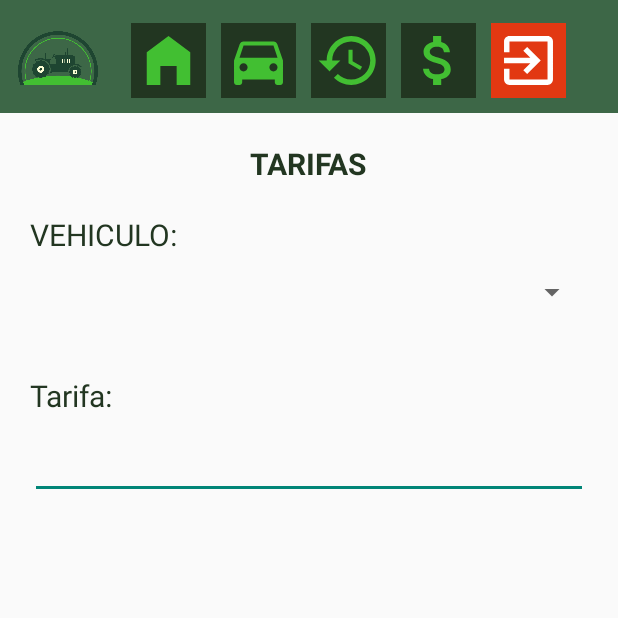
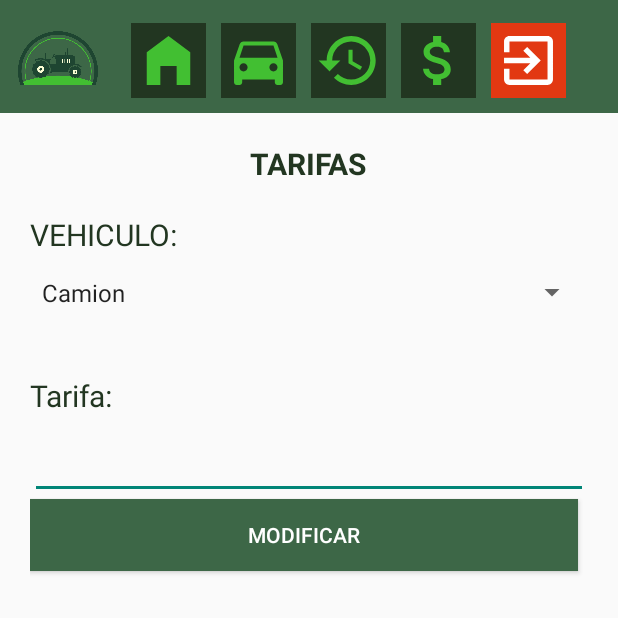
Before and after one commit to jptapasco/Parqueadero, an Android app: the Tarifas screen opened directly, with no data from a screen before it, on a phone screen of 412 x 824 dp, the top half of it. Run offline under Robolectric (Android 15) with nearby library versions, the phone set to English and light mode, and no system bars; our stand-ins replace Volley; network calls fail.

Commit message:
Tarifa Ok

```diff
--- a/04-AppMovil/Parqueadero/app/src/main/java/com/example/parqueadero/vendedor/Tarifas.java
+++ b/04-AppMovil/Parqueadero/app/src/main/java/com/example/parqueadero/vendedor/Tarifas.java
@@ -7,7 +7,11 @@ import androidx.recyclerview.widget.RecyclerView;
 import android.content.Intent;
 import android.os.Bundle;
 import android.view.View;
+import android.widget.AdapterView;
+import android.widget.ArrayAdapter;
+import android.widget.EditText;
 import android.widget.ImageView;
+import android.widget.Spinner;
 import android.widget.Toast;
 
 import com.android.volley.Request;
@@ -37,6 +41,8 @@ public class Tarifas extends AppCompatActivity {
     List<Tarifa> listaTarifa;
     RecyclerView recyclerView;
     TarifaAdapter adapter;
+    EditText campoEditTarifa;
+    Spinner spinnerTarifa;
     @Override
     protected void onCreate(Bundle savedInstanceState) {
         super.onCreate(savedInstanceState);
@@ -44,6 +50,16 @@ public class Tarifas extends AppCompatActivity {
 
         dataConfig = new Config(getApplicationContext());
         recyclerView = findViewById(R.id.recyclerTarifa);
+        spinnerTarifa = findViewById(R.id.spinnerTarifa);
+        campoEditTarifa = findViewById(R.id.campoEditTarifa);
+        String[] opciones = getResources().getStringArray(R.array.opciones_tarifa);
+
+        // Crear un adaptador para el spinner
+        ArrayAdapter<String> adapter = new ArrayAdapter<>(this, android.R.layout.simple_spinner_item, opciones);
+        // Especificar el diseño del dropdown
+        adapter.setDropDownViewResource(android.R.layout.simple_spinner_dropdown_item);
+        // Configurar el adaptador en el spinner
+        spinnerTarifa.setAdapter(adapter);
 
         ImageView btnParqueaderoV = findViewById(R.id.btnParqueaderoV);
         ImageView btnEntrada = findViewById(R.id.btnEntradaV);
@@ -87,7 +103,52 @@ public class Tarifas extends AppCompatActivity {
     protected void onResume() {
         super.onResume();
         apiObtenerTarifa();
+        clickEnSpinner();
     }
+
+    public void  clickEnSpinner(){
+        spinnerTarifa.setOnItemSelectedListener(new AdapterView.OnItemSelectedListener() {
+            @Override
+            public void onItemSelected(AdapterView<?> parentView, View selectedItemView, int position, long id) {
+
+                String opcionSeleccionada = (String) parentView.getItemAtPosition(position);
+                System.out.println("opcion elejida:" + opcionSeleccionada);
+                apiSetCampoTarifa(opcionSeleccionada);
+            }
+
+            @Override
+            public void onNothingSelected(AdapterView<?> parentView) {
+                Toast.makeText(getApplicationContext(), "Ninguna Opcion Seleccionada", Toast.LENGTH_SHORT).show();
+            }
+        });
+    }
+
+    public void apiSetCampoTarifa(String opcionElejida){
+        RequestQueue queue = Volley.newRequestQueue(getApplicationContext());
+        String url = dataConfig.getEndPoint("/API-tarifas/obtenerTarifa.php?tipo_vehiculo="+opcionElejida);
+        StringRequest solicitud = new StringRequest(Request.Method.GET, url, new Response.Listener<String>() {
+            @Override
+            public void onResponse(String response) {
+                try {
+                    JSONObject respuesta = new JSONObject(response);
+                    String temporal = respuesta.getString("tarifa");
+                    campoEditTarifa.setText(temporal);
+                } catch (JSONException e) {
+                    System.out.println("El servidor GET responde con error");
+                    System.out.println(e.getMessage());
+                    Toast.makeText(getApplicationContext(), "Error en datos del servidor: " + e.getMessage(), Toast.LENGTH_LONG).show();
+                }
+            }
+        }, new Response.ErrorListener() {
+            @Override
+            public void onErrorResponse(VolleyError error) {
+                System.out.println("El servidor GET responde con un error");
+                System.out.println(error.getMessage());
+            }
+        });
+        queue.add(solicitud);
+    }
+
 
     public void apiObtenerTarifa(){
         RequestQueue queue = Volley.newRequestQueue(getApplicationContext());
--- a/04-AppMovil/Parqueadero/app/src/main/res/layout/activity_tarifas.xml
+++ b/04-AppMovil/Parqueadero/app/src/main/res/layout/activity_tarifas.xml
@@ -58,7 +58,16 @@
                 android:layout_height="wrap_content"
                 android:inputType="number"
                 android:textSize="25sp"
-                android:layout_marginBottom="20dp"/>
+                />
+            <Button
+                android:id="@+id/btnUpdateTarifa"
+                android:layout_width="365dp"
+                android:layout_height="wrap_content"
+                android:layout_marginBottom="10dp"
+                android:background="@color/green"
+                android:text="MODIFICAR"
+                android:textColor="@color/white" />
+
             <androidx.recyclerview.widget.RecyclerView
                 android:id="@+id/recyclerTarifa"
                 android:layout_width="match_parent"
--- a/04-AppMovil/Parqueadero/app/src/main/res/values/strings.xml
+++ b/04-AppMovil/Parqueadero/app/src/main/res/values/strings.xml
@@ -1,3 +1,10 @@
 <resources>
     <string name="app_name">Parqueadero</string>
+    <string-array name="opciones_tarifa">
+        <item>Camion</item>
+        <item>Camioneta</item>
+        <item>Carro</item>
+        <item>Moto</item>
+    </string-array>
+
 </resources>
```
Also changed, not shown: 04-AppMovil/Parqueadero/app/src/main/res/layout/formato_tarifa.xml (+5 -5 lines).
